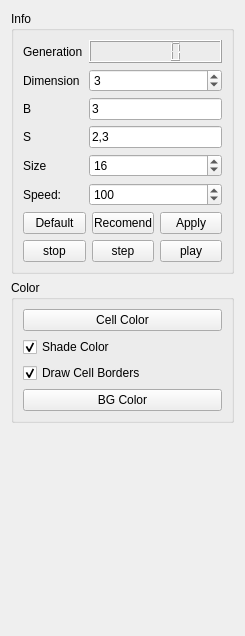
This is panel/panel.ui in BigCubeCat/GameOfLife as Qt 5 draws it before an edit. The edited form follows.
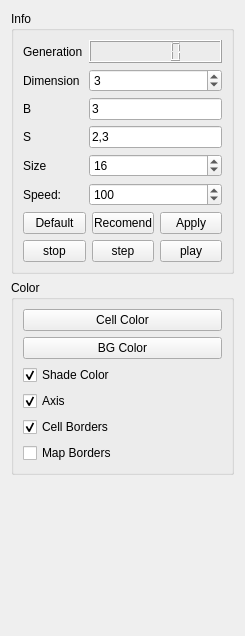
This is the edited form.

```diff
--- a/panel/panel.ui
+++ b/panel/panel.ui
@@ -207,7 +207,24 @@
         </property>
        </widget>
       </item>
+      <item row="4" column="0">
+       <widget class="QCheckBox" name="borderCheck">
+        <property name="text">
+         <string>Cell Borders</string>
+        </property>
+        <property name="checked">
+         <bool>true</bool>
+        </property>
+       </widget>
+      </item>
       <item row="1" column="0">
+       <widget class="QPushButton" name="bgButton">
+        <property name="text">
+         <string>BG Color</string>
+        </property>
+       </widget>
+      </item>
+      <item row="2" column="0">
        <widget class="QCheckBox" name="shadeCheck">
         <property name="text">
          <string>Shade Color</string>
@@ -217,20 +234,23 @@
         </property>
        </widget>
       </item>
-      <item row="2" column="0">
-       <widget class="QCheckBox" name="borderCheck">
+      <item row="6" column="0">
+       <widget class="QCheckBox" name="mapCheck">
         <property name="text">
-         <string>Draw Cell Borders</string>
-        </property>
-        <property name="checked">
-         <bool>true</bool>
+         <string>Map Borders</string>
         </property>
        </widget>
       </item>
       <item row="3" column="0">
-       <widget class="QPushButton" name="bgButton">
+       <widget class="QCheckBox" name="axisCheck">
         <property name="text">
-         <string>BG Color</string>
+         <string>Axis</string>
+        </property>
+        <property name="checked">
+         <bool>true</bool>
+        </property>
+        <property name="tristate">
+         <bool>false</bool>
         </property>
        </widget>
       </item>
```
